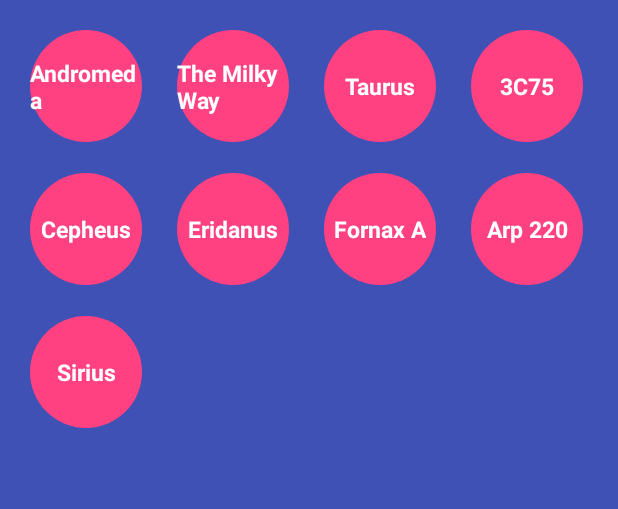
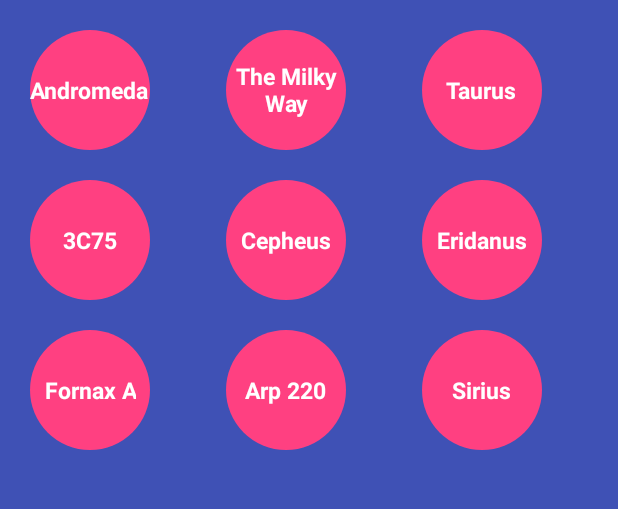
Before and after one commit to anthonyliu173/Interstellar_X, an Android app: the screen it shows after launch (MainActivity), on a phone screen of 412 x 824 dp, the part 82-591 px from its top. Run offline under Robolectric (Android 15) with nearby library versions, the phone set to English and light mode, and no system bars.

Commit message:
minor layout tweaks

```diff
--- a/app/src/main/res/layout/grid_level.xml
+++ b/app/src/main/res/layout/grid_level.xml
@@ -18,7 +18,8 @@
             android:layout_height="wrap_content"
             android:layout_centerHorizontal="true"
             android:layout_centerVertical="true"
-            android:text="Level 1" />
+            android:text="Level 1"
+            android:gravity="center" />
 
     </RelativeLayout>
 
--- a/app/src/main/res/values/dimen.xml
+++ b/app/src/main/res/values/dimen.xml
@@ -2,6 +2,6 @@
 <resources>
 
     <dimen name="margin_standard">20dp</dimen>
-    <dimen name="grid_size">75dp</dimen>
+    <dimen name="grid_size">80dp</dimen>
 
 </resources>
```
